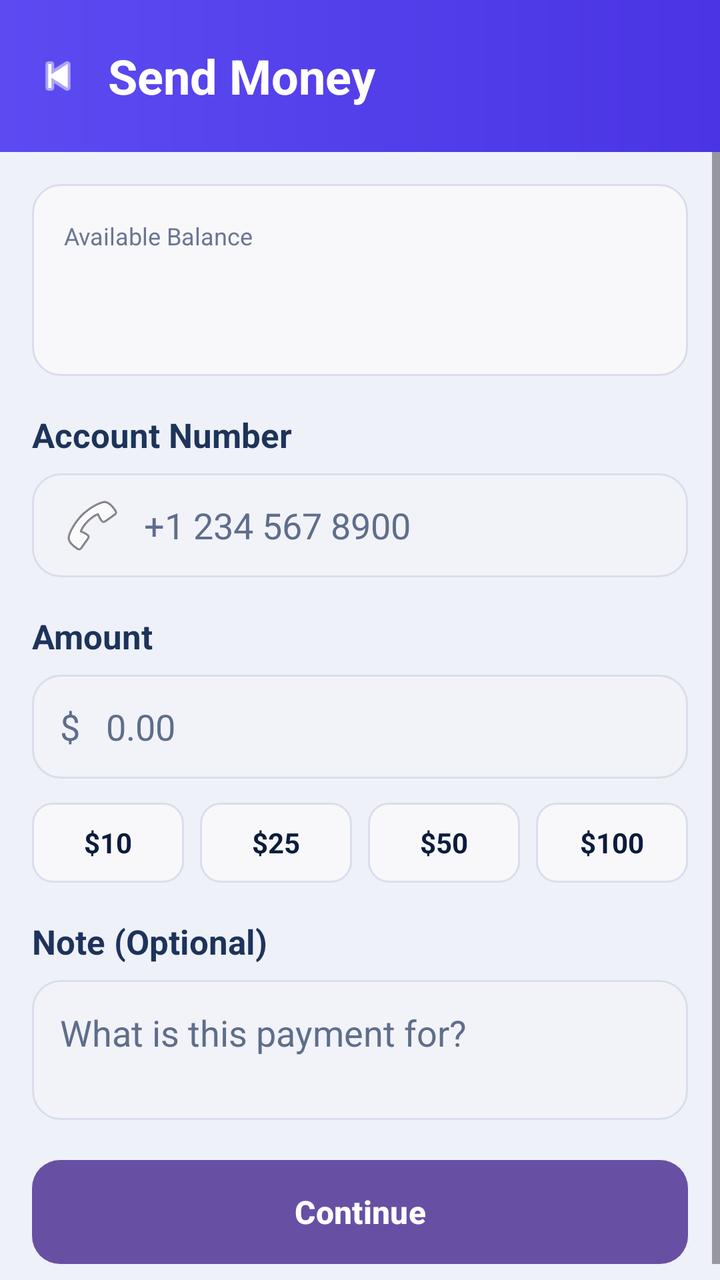
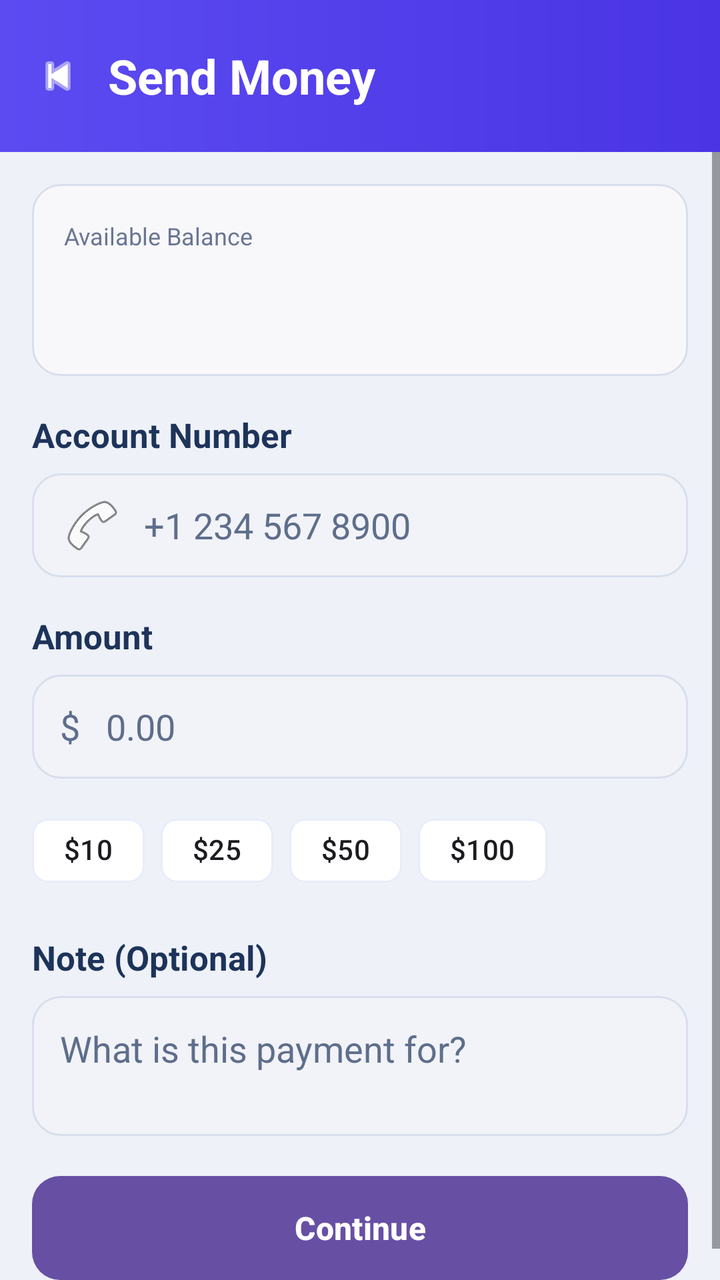

Two renders of the same Android screen: before a commit and after it. Below are the layout's source before the change and the commit's diff.
<!-- AndroidManifest.xml: application theme Theme.Banking_app_Y3S2 -->
<!-- res/layout/fragment_send.xml -->
<?xml version="1.0" encoding="utf-8"?>
<LinearLayout xmlns:android="http://schemas.android.com/apk/res/android"
    android:layout_width="match_parent"
    android:layout_height="match_parent"
    android:background="@color/surface_bg"
    android:orientation="vertical">

    <LinearLayout
        android:layout_width="match_parent"
        android:layout_height="76dp"
        android:background="@drawable/bg_dashboard_header"
        android:gravity="center_vertical"
        android:orientation="horizontal"
        android:paddingHorizontal="16dp">

        <ImageView
            android:layout_width="26dp"
            android:layout_height="26dp"
            android:src="@android:drawable/ic_media_previous"
            android:tint="@android:color/white" />

        <TextView
            android:layout_width="wrap_content"
            android:layout_height="wrap_content"
            android:layout_marginStart="12dp"
            android:text="@string/send_money"
            android:textColor="@android:color/white"
            android:textSize="24sp"
            android:textStyle="bold" />
    </LinearLayout>

    <ScrollView
        android:layout_width="match_parent"
        android:layout_height="0dp"
        android:layout_weight="1"
        android:fillViewport="true">

        <LinearLayout
            android:layout_width="match_parent"
            android:layout_height="wrap_content"
            android:orientation="vertical"
            android:padding="16dp">

            <LinearLayout
                android:layout_width="match_parent"
                android:layout_height="96dp"
                android:background="@drawable/bg_tile"
                android:gravity="center_vertical"
                android:orientation="vertical"
                android:paddingHorizontal="16dp">

                <TextView
                    android:layout_width="wrap_content"
                    android:layout_height="wrap_content"
                    android:text="@string/available_balance"
                    android:textColor="@color/text_secondary"
                    android:textSize="12sp" />

                <TextView
                    android:id="@+id/balance_txt"
                    android:layout_width="wrap_content"
                    android:layout_height="wrap_content"
                    android:layout_marginTop="4dp"
                    android:text=""
                    android:textColor="@color/navy_text"
                    android:textSize="30sp"
                    android:textStyle="bold" />
            </LinearLayout>

            <TextView
                android:layout_width="wrap_content"
                android:layout_height="wrap_content"
                android:layout_marginTop="18dp"
                android:text="Account Number"
                android:textColor="@color/text_primary"
                android:textSize="17sp"
                android:textStyle="bold" />

            <EditText
                android:id="@+id/account_number_et"
                android:layout_width="match_parent"
                android:layout_height="52dp"
                android:layout_marginTop="8dp"
                android:background="@drawable/bg_input_field"
                android:drawableStart="@android:drawable/ic_menu_call"
                android:drawablePadding="10dp"
                android:hint="+1 234 567 8900"
                android:paddingHorizontal="14dp"
                android:textColor="@color/navy_text"
                android:textColorHint="@color/text_hint" />

            <TextView
                android:layout_width="wrap_content"
                android:layout_height="wrap_content"
                android:layout_marginTop="18dp"
                android:text="@string/amount"
                android:textColor="@color/text_primary"
                android:textSize="17sp"
                android:textStyle="bold" />

            <EditText
                android:id="@+id/amount_et"
                android:layout_width="match_parent"
                android:layout_height="52dp"
                android:layout_marginTop="8dp"
                android:background="@drawable/bg_input_field"
                android:hint="$   0.00"
                android:inputType="numberDecimal"
                android:paddingHorizontal="14dp"
                android:textColor="@color/navy_text"
                android:textColorHint="@color/text_hint" />

            <LinearLayout
                android:layout_width="match_parent"
                android:layout_height="wrap_content"
                android:layout_marginTop="12dp"
                android:orientation="horizontal">

                <TextView
                    android:layout_width="0dp"
                    android:layout_height="40dp"
                    android:layout_weight="1"
                    android:background="@drawable/bg_quick_amount"
                    android:gravity="center"
                    android:text="$10"
                    android:textColor="@color/navy_text"
                    android:textSize="14sp"
                    android:textStyle="bold" />

                <TextView
                    android:layout_width="0dp"
                    android:layout_height="40dp"
                    android:layout_marginStart="8dp"
                    android:layout_weight="1"
                    android:background="@drawable/bg_quick_amount"
                    android:gravity="center"
                    android:text="$25"
                    android:textColor="@color/navy_text"
                    android:textSize="14sp"
                    android:textStyle="bold" />

                <TextView
                    android:layout_width="0dp"
                    android:layout_height="40dp"
                    android:layout_marginStart="8dp"
                    android:layout_weight="1"
                    android:background="@drawable/bg_quick_amount"
                    android:gravity="center"
                    android:text="$50"
                    android:textColor="@color/navy_text"
                    android:textSize="14sp"
                    android:textStyle="bold" />

                <TextView
                    android:layout_width="0dp"
                    android:layout_height="40dp"
                    android:layout_marginStart="8dp"
                    android:layout_weight="1"
                    android:background="@drawable/bg_quick_amount"
                    android:gravity="center"
                    android:text="$100"
                    android:textColor="@color/navy_text"
                    android:textSize="14sp"
                    android:textStyle="bold" />
            </LinearLayout>

            <TextView
                android:layout_width="wrap_content"
                android:layout_height="wrap_content"
                android:layout_marginTop="18dp"
                android:text="@string/note_optional"
                android:textColor="@color/text_primary"
                android:textSize="17sp"
                android:textStyle="bold" />

            <EditText
                android:id="@+id/remark_et"
                android:layout_width="match_parent"
                android:layout_height="70dp"
                android:layout_marginTop="8dp"
                android:background="@drawable/bg_input_field"
                android:gravity="top"
                android:hint="@string/payment_note_hint"
                android:inputType="text"
                android:padding="14dp"
                android:textColor="@color/navy_text"
                android:textColorHint="@color/text_hint" />

            <Button
                android:id="@+id/send_money_btn"
                android:layout_width="match_parent"
                android:layout_height="52dp"
                android:layout_marginTop="20dp"
                android:background="@drawable/bg_primary_button"
                android:text="@string/continue_text"
                android:textColor="@android:color/white"
                android:textSize="16sp"
                android:textStyle="bold" />
        </LinearLayout>
    </ScrollView>

</LinearLayout>
<!-- resources referenced by this layout -->
<resources>
  <color name="navy_text">#0B1C3B</color>
  <color name="surface_bg">#EEF1F7</color>
  <color name="text_hint">#5E6E8B</color>
  <color name="text_primary">#1D335A</color>
  <color name="text_secondary">#6A7693</color>
  <!-- drawable bg_dashboard_header (drawable) -->
  <?xml version="1.0" encoding="utf-8"?>
  <shape xmlns:android="http://schemas.android.com/apk/res/android" android:shape="rectangle">
      <gradient
          android:angle="0"
          android:endColor="@color/brand_bg_bottom"
          android:startColor="@color/brand_bg_top" />
  </shape>
  <!-- drawable bg_input_field (drawable) -->
  <?xml version="1.0" encoding="utf-8"?>
  <shape xmlns:android="http://schemas.android.com/apk/res/android" android:shape="rectangle">
      <solid android:color="@color/input_bg" />
      <stroke
          android:width="1dp"
          android:color="@color/input_stroke" />
      <corners android:radius="14dp" />
  </shape>
  <!-- drawable bg_primary_button (drawable) -->
  <?xml version="1.0" encoding="utf-8"?>
  <shape xmlns:android="http://schemas.android.com/apk/res/android" android:shape="rectangle">
      <gradient
          android:angle="0"
          android:endColor="@color/brand_teal_dark"
          android:startColor="@color/brand_teal_mid" />
      <corners android:radius="14dp" />
  </shape>
  <!-- drawable bg_quick_amount (drawable) -->
  <?xml version="1.0" encoding="utf-8"?>
  <shape xmlns:android="http://schemas.android.com/apk/res/android" android:shape="rectangle">
      <solid android:color="@color/card_white" />
      <corners android:radius="10dp" />
      <stroke
          android:width="1dp"
          android:color="@color/input_stroke" />
  </shape>
  <!-- drawable bg_tile (drawable) -->
  <?xml version="1.0" encoding="utf-8"?>
  <shape xmlns:android="http://schemas.android.com/apk/res/android" android:shape="rectangle">
      <solid android:color="@color/card_white" />
      <corners android:radius="14dp" />
      <stroke
          android:width="1dp"
          android:color="@color/input_stroke" />
  </shape>
  <string name="amount">Amount</string>
  <string name="available_balance">Available Balance</string>
  <string name="continue_text">Continue</string>
  <string name="note_optional">Note (Optional)</string>
  <string name="payment_note_hint">What is this payment for?</string>
  <string name="send_money">Send Money</string>
  <style name="Theme.Banking_app_Y3S2" parent="Base.Theme.Banking_app_Y3S2" />
  <color name="brand_bg_bottom">#4A34E4</color>
  <color name="brand_bg_top">#5C4BF1</color>
  <color name="input_bg">#F2F3F8</color>
  <color name="input_stroke">#D8DEEC</color>
  <color name="brand_teal_dark">#8076E7</color>
  <color name="brand_teal_mid">#9C94EE</color>
  <color name="card_white">#F8F8FB</color>
  <style name="Base.Theme.Banking_app_Y3S2" parent="Theme.Material3.DayNight.NoActionBar">
          
          
          <item name="android:textViewStyle">@style/Widget.BankingApp.CleanTextView</item>
          <item name="android:editTextStyle">@style/Widget.BankingApp.CleanEditText</item>
          <item name="buttonStyle">@style/Widget.BankingApp.CleanButton</item>
      </style>
  <style name="Widget.BankingApp.CleanTextView" parent="@android:style/Widget.TextView">
          <item name="android:shadowColor">@android:color/transparent</item>
          <item name="android:shadowDx">0</item>
          <item name="android:shadowDy">0</item>
          <item name="android:shadowRadius">0</item>
          <item name="android:elegantTextHeight">false</item>
      </style>
  <style name="Widget.BankingApp.CleanButton" parent="Widget.Material3.Button">
          <item name="android:shadowColor">@android:color/transparent</item>
          <item name="android:shadowDx">0</item>
          <item name="android:shadowDy">0</item>
          <item name="android:shadowRadius">0</item>
          <item name="android:textStyle">bold</item>
          <item name="android:textAllCaps">false</item>
      </style>
  <!-- unchanged entries left out for length: 1 -->
</resources>

<!-- the commit's change to res/layout/fragment_send.xml (unified diff, before → after) -->
@@ -2,6 +2,7 @@
 <LinearLayout xmlns:android="http://schemas.android.com/apk/res/android"
     android:layout_width="match_parent"
     android:layout_height="match_parent"
+    xmlns:app="http://schemas.android.com/apk/res-auto"
     android:background="@color/surface_bg"
     android:orientation="vertical">
 
@@ -116,52 +117,99 @@
                 android:layout_marginTop="12dp"
                 android:orientation="horizontal">
 
-                <TextView
-                    android:layout_width="0dp"
-                    android:layout_height="40dp"
-                    android:layout_weight="1"
-                    android:background="@drawable/bg_quick_amount"
-                    android:gravity="center"
-                    android:text="$10"
-                    android:textColor="@color/navy_text"
-                    android:textSize="14sp"
-                    android:textStyle="bold" />
-
-                <TextView
-                    android:layout_width="0dp"
-                    android:layout_height="40dp"
-                    android:layout_marginStart="8dp"
-                    android:layout_weight="1"
-                    android:background="@drawable/bg_quick_amount"
-                    android:gravity="center"
-                    android:text="$25"
-                    android:textColor="@color/navy_text"
-                    android:textSize="14sp"
-                    android:textStyle="bold" />
-
-                <TextView
-                    android:layout_width="0dp"
-                    android:layout_height="40dp"
-                    android:layout_marginStart="8dp"
-                    android:layout_weight="1"
-                    android:background="@drawable/bg_quick_amount"
-                    android:gravity="center"
-                    android:text="$50"
-                    android:textColor="@color/navy_text"
-                    android:textSize="14sp"
-                    android:textStyle="bold" />
-
-                <TextView
-                    android:layout_width="0dp"
-                    android:layout_height="40dp"
-                    android:layout_marginStart="8dp"
-                    android:layout_weight="1"
-                    android:background="@drawable/bg_quick_amount"
-                    android:gravity="center"
-                    android:text="$100"
-                    android:textColor="@color/navy_text"
-                    android:textSize="14sp"
-                    android:textStyle="bold" />
+
+                <com.google.android.material.chip.ChipGroup
+                    android:id="@+id/chipGroup"
+                    android:layout_width="wrap_content"
+                    android:layout_height="wrap_content"
+                    app:singleSelection="true">
+
+                    <com.google.android.material.chip.Chip
+                        android:id="@+id/usd_10_chip"
+                        android:text="$10"
+                        android:layout_height="wrap_content"
+                        android:layout_width="wrap_content"
+                        android:checkable="true"
+                        android:backgroundTint="@color/chip_money_selected"
+                        app:chipStrokeColor="@color/soft_blue_bg"/>
+
+                    <com.google.android.material.chip.Chip
+                        android:id="@+id/usd_25_chip"
+                        android:text="$25"
+                        android:layout_height="wrap_content"
+                        android:layout_width="wrap_content"
+                        android:checkable="true"
+                        android:backgroundTint="@color/chip_money_selected"
+                        app:chipStrokeColor="@color/soft_blue_bg"/>
+
+                    <com.google.android.material.chip.Chip
+                        android:id="@+id/usd_50_chip"
+                        android:text="$50"
+                        android:layout_height="wrap_content"
+                        android:layout_width="wrap_content"
+                        android:checkable="true"
+                        app:chipStrokeColor="@color/soft_blue_bg"
+                        android:backgroundTint="@color/chip_money_selected"/>
+                    <com.google.android.material.chip.Chip
+                        android:id="@+id/usd_100_chip"
+                        android:text="$100"
+                        android:layout_height="wrap_content"
+                        android:layout_width="wrap_content"
+                        android:checkable="true"
+                        android:backgroundTint="@color/chip_money_selected"
+                        app:chipStrokeColor="@color/soft_blue_bg"/>
+
+                </com.google.android.material.chip.ChipGroup>
+
+
+
+
+
+
+
+
+
+
+
+
+
+
+
+
+
+
+
+
+
+
+
+
+
+
+
+
+
+
+
+
+
+
+
+
+
+
+
+
+
+
+
+
+
+
+
+
+
+
             </LinearLayout>
 
             <TextView
<!-- resource entries referenced after the edit -->
@@ -1,6 +1,7 @@
 <!-- resources referenced by this layout -->
 <resources>
   <color name="navy_text">#0B1C3B</color>
+  <color name="soft_blue_bg">#E8ECFA</color>
   <color name="surface_bg">#EEF1F7</color>
   <color name="text_hint">#5E6E8B</color>
   <color name="text_primary">#1D335A</color>
@@ -30,15 +31,6 @@
           android:endColor="@color/brand_teal_dark"
           android:startColor="@color/brand_teal_mid" />
       <corners android:radius="14dp" />
-  </shape>
-  <!-- drawable bg_quick_amount (drawable) -->
-  <?xml version="1.0" encoding="utf-8"?>
-  <shape xmlns:android="http://schemas.android.com/apk/res/android" android:shape="rectangle">
-      <solid android:color="@color/card_white" />
-      <corners android:radius="10dp" />
-      <stroke
-          android:width="1dp"
-          android:color="@color/input_stroke" />
   </shape>
   <!-- drawable bg_tile (drawable) -->
   <?xml version="1.0" encoding="utf-8"?>
